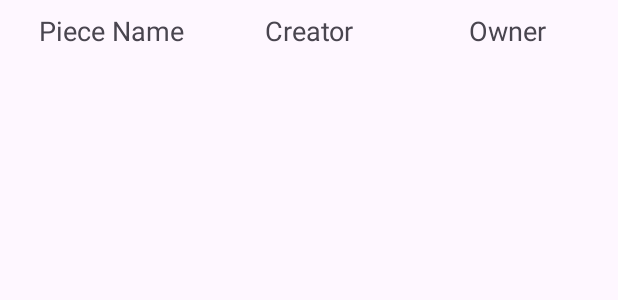
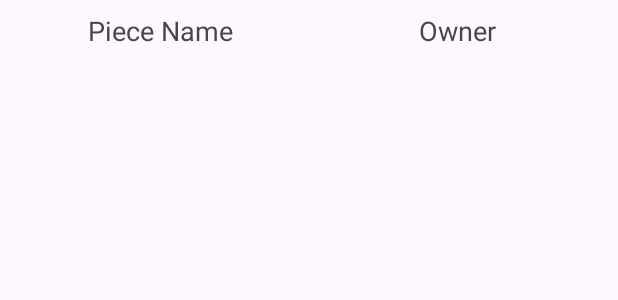
Before and after one commit to HQU-gxy/ArtRegister, an Android app: the layout piece_list_item.xml on its own in the app's theme, with its tools: preview values and no code run, on a phone screen of 412 x 824 dp. Shown: the top 300 px of the screen. Run offline under Robolectric (Android 15) with nearby library versions, the phone set to English and light mode, and no system bars.

Commit message:
Use the only loadingDialog in MainActivity, remove the `owner` attribute in creations list

```diff
--- a/app/src/main/res/layout/piece_list_item.xml
+++ b/app/src/main/res/layout/piece_list_item.xml
@@ -16,17 +16,6 @@
         android:textSize="18sp" />
 
     <TextView
-        android:id="@+id/textCreatorName"
-        android:layout_width="0dp"
-        android:layout_height="wrap_content"
-        android:layout_weight="1"
-        android:ellipsize="marquee"
-        android:gravity="center_horizontal"
-        android:maxLines="2"
-        android:text="@string/creator"
-        android:textSize="18sp" />
-
-    <TextView
         android:id="@+id/textOwnerName"
         android:layout_width="0dp"
         android:layout_height="wrap_content"
```
Also changed, not shown: app/src/main/java/redstone/artregister/CreatorFragment.kt (+21 -17 lines), app/src/main/java/redstone/artregister/Dialogs.kt (deleted, +0 -26 lines), app/src/main/java/redstone/artregister/MainActivity.kt (+23 -5 lines).
